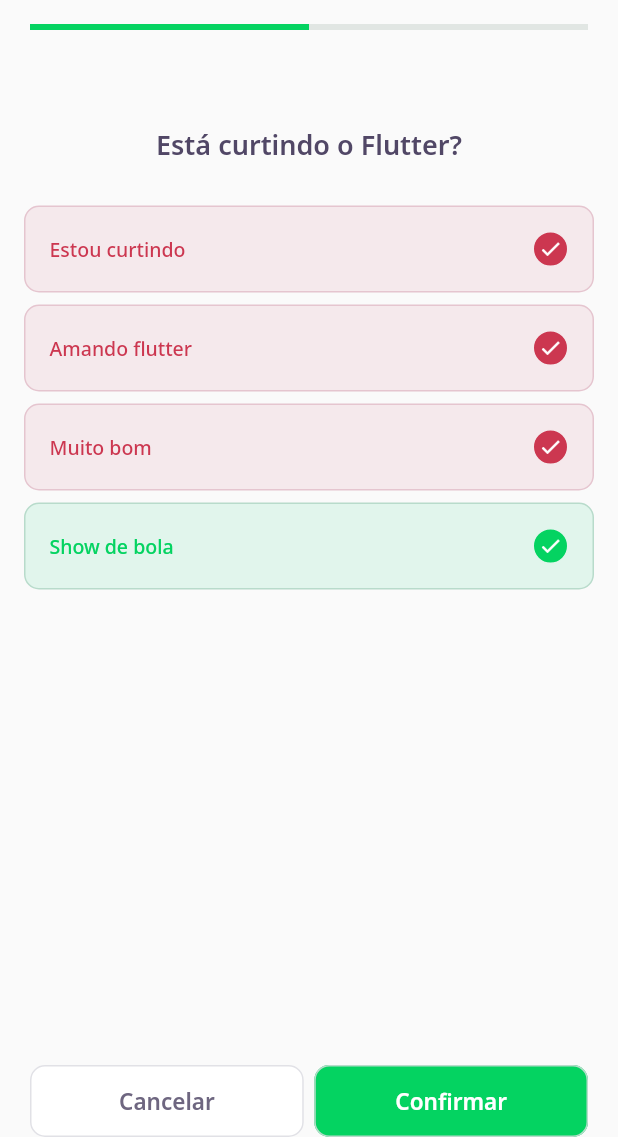
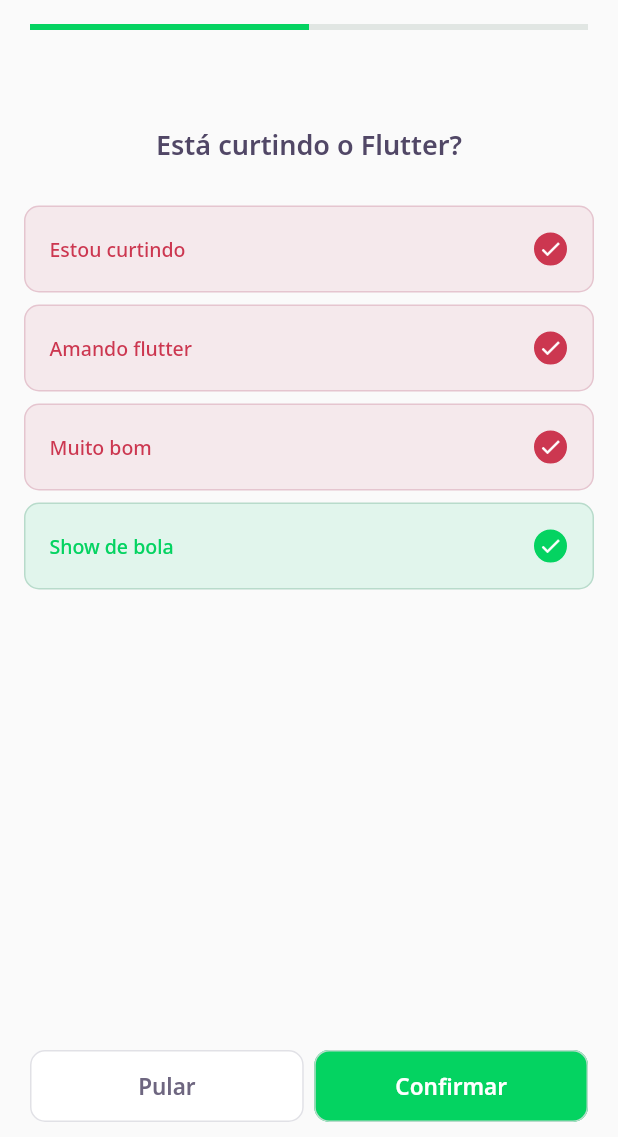
Before and after one commit to barbaracs/Flutter-Quiz, a Flutter app: the screen it shows after launch, after a tap on "NLW 5 - Flutter", on a phone screen of 412 x 824 dp, the part 99-1236 px from its top. Run offline on Flutter 3.47's test engine with Material 2 defaults, Android fonts, the phone set to English and light mode, and no system bars; our stand-ins replace google_fonts; accounts and stored records are empty; network calls fail.

Commit message:
skip question button working and remove gesture to skip(only skip clicking button)

```diff
--- a/lib/challenge/challenge_page.dart
+++ b/lib/challenge/challenge_page.dart
@@ -52,6 +52,7 @@
             ),
           )),
       body: PageView(
+        physics: NeverScrollableScrollPhysics(),
         controller: pageController,
         children: widget.questions
             .map(
@@ -62,14 +63,19 @@
       bottomNavigationBar: SafeArea(
         bottom: true,
         child: Padding(
-          padding: const EdgeInsets.symmetric(horizontal: 20),
+          padding: const EdgeInsets.symmetric(horizontal: 20, vertical: 10),
           child: Row(
             mainAxisAlignment: MainAxisAlignment.spaceAround,
             children: [
               Expanded(
                   child: NextButtonWidget.white(
-                label: "Cancelar",
-                onTap: () {},
+                label: "Pular",
+                onTap: () {
+                  pageController.nextPage(
+                    duration: Duration(milliseconds: 100),
+                    curve: Curves.linear,
+                  );
+                },
               )),
               SizedBox(width: 7),
               Expanded(
```
